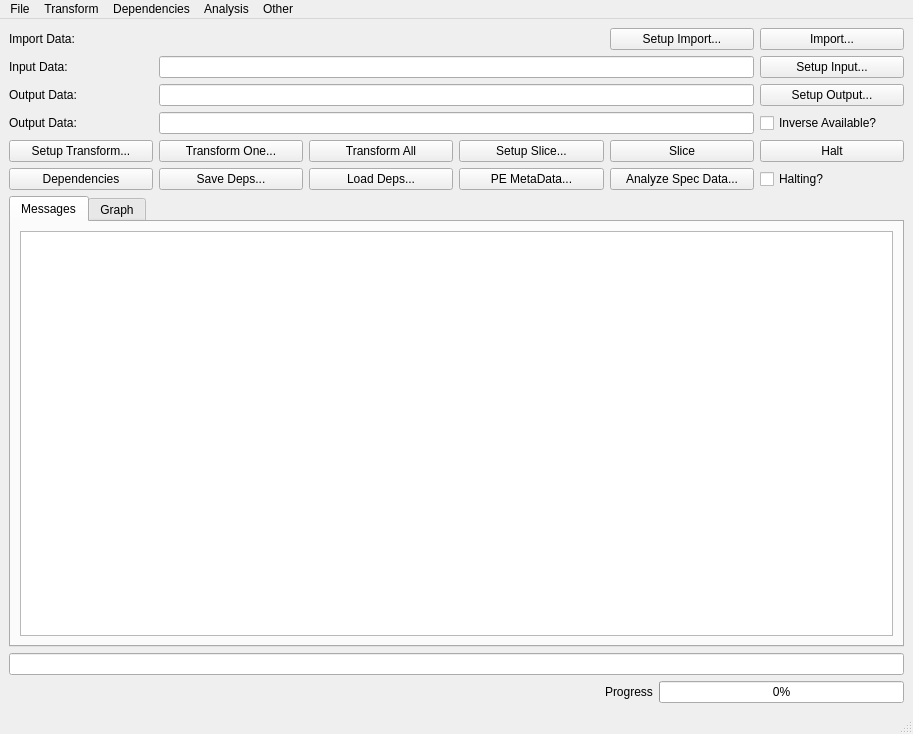
Above: cctwqt/cctwqtmainwindow.ui from guyjennings/cctw before the change. Below: the same form after it.
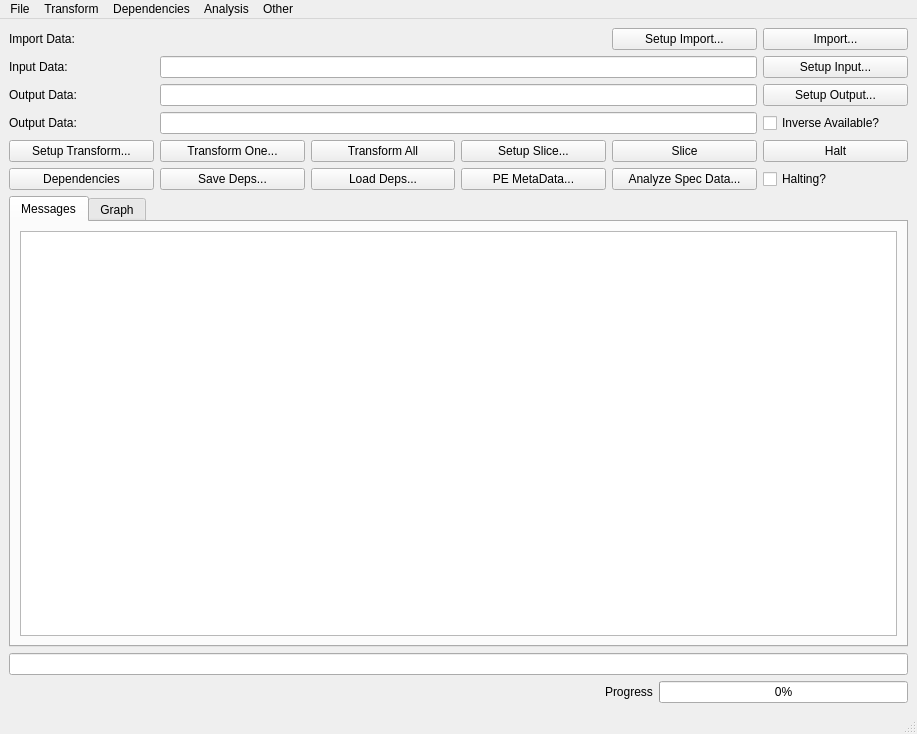
That is the form after the change. Custom widgets are drawn as their Qt base class.

What changed in the file:
```diff
--- a/cctwqt/cctwqtmainwindow.ui
+++ b/cctwqt/cctwqtmainwindow.ui
@@ -6,7 +6,7 @@
    <rect>
     <x>0</x>
     <y>0</y>
-    <width>913</width>
+    <width>917</width>
     <height>734</height>
    </rect>
   </property>
@@ -260,7 +260,7 @@
     <rect>
      <x>0</x>
      <y>0</y>
-     <width>913</width>
+     <width>917</width>
      <height>22</height>
     </rect>
    </property>
```
Left out of the diff: 39 changed lines with no effect on the pictures.
